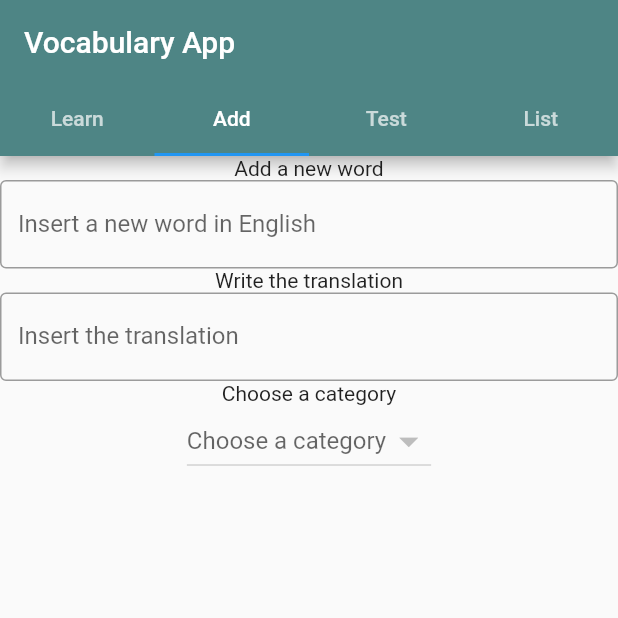
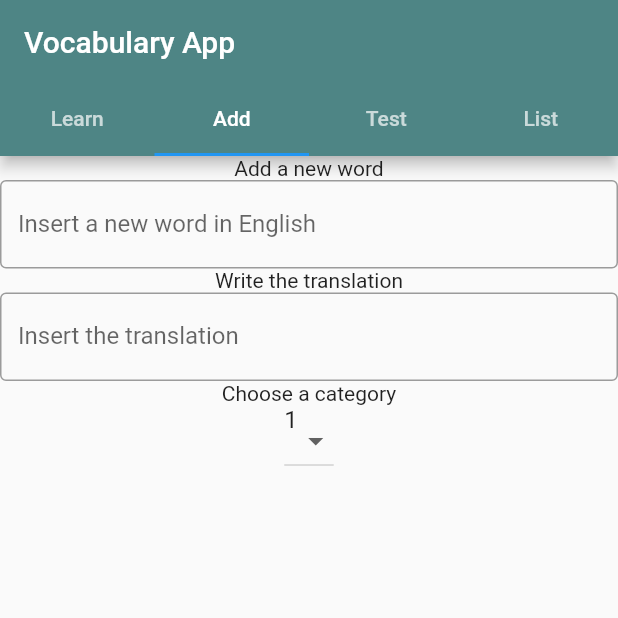
Before and after one commit to Jack1114/keep-it-up, a Flutter app: the screen it shows after launch, tab 2 chosen, on a phone screen of 412 x 824 dp, the top half of it. Run offline on Flutter 3.47's test engine with Material 2 defaults, Android fonts, the phone set to English and light mode, and no system bars.

Commit message:
Create a dropdown buttom

```diff
--- a/lib/main.dart
+++ b/lib/main.dart
@@ -3,6 +3,38 @@ import 'string.dart';
 
 void main() {
   runApp(MyApp());
+}
+
+class DropDownList extends StatefulWidget {
+  @override
+  _DropDownListState createState() => _DropDownListState();
+}
+
+class _DropDownListState extends State<DropDownList> {
+  final List<String> items = <String>['1', '2', '3'];
+  String selectedItem = '1';
+
+  @override
+  Widget build(BuildContext context) {
+    return Padding(
+      padding: const EdgeInsets.symmetric(horizontal: 12.0),
+      child: DropdownButton<String>(
+        value: selectedItem,
+        onChanged: (String string) => setState(() => selectedItem = string),
+        selectedItemBuilder: (BuildContext context) {
+          return items.map<Widget>((String item) {
+            return Text(item);
+          }).toList();
+        },
+        items: items.map((String item) {
+          return DropdownMenuItem<String>(
+            child: Text('Log $item'),
+            value: item,
+          );
+        }).toList(),
+      ),
+    );
+  }
 }
 
 class MyApp extends StatelessWidget {
@@ -49,12 +81,7 @@ class MyApp extends StatelessWidget {
         ),
       ),
       Text('Choose a category'),
-      DropdownButton(
-        hint: Text("Choose a category"),
-        icon: Icon(Icons.arrow_drop_down),
-        iconSize: 30,
-        value: valueChoose,
-      )
+      DropDownList(),
     ],
   );
 
```
